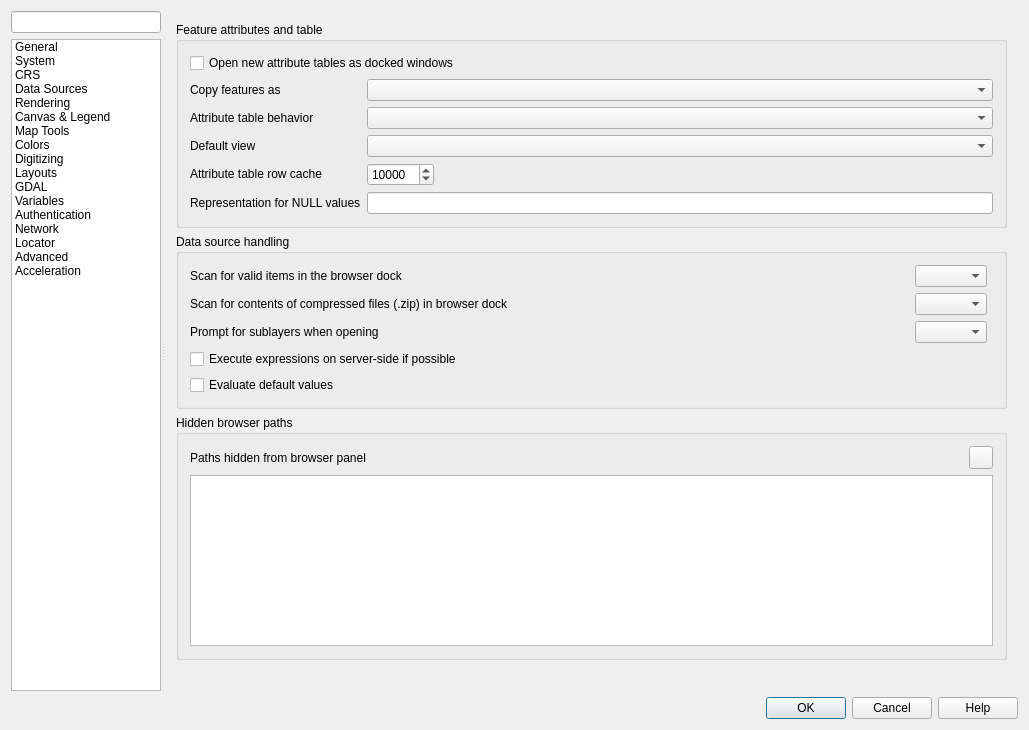
The window that src/ui/qgsoptionsbase.ui (qgis/QGIS) describes before a commit, drawn with Qt 5.
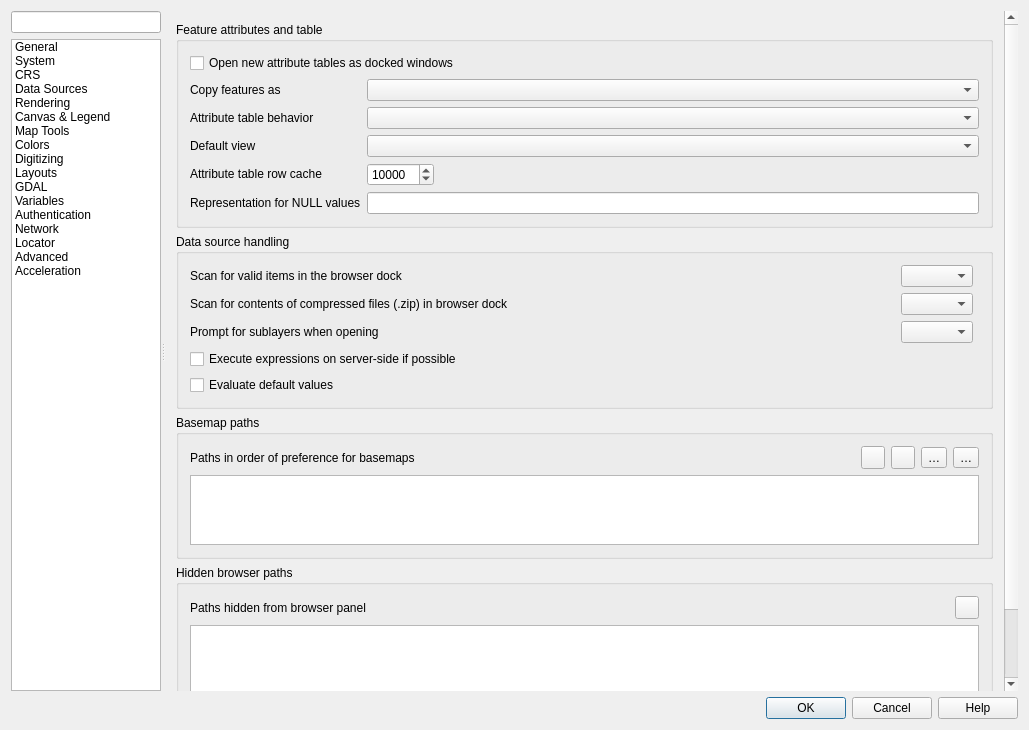
The same window after the commit. The open tabs and pages were chosen to show the change. Icons and pictures are not drawn. Custom widgets are drawn as their Qt base class.

Commit message: add UX to edit the basemap paths registry

```diff
--- a/src/ui/qgsoptionsbase.ui
+++ b/src/ui/qgsoptionsbase.ui
@@ -1858,8 +1858,8 @@
                <rect>
                 <x>0</x>
                 <y>0</y>
-                <width>499</width>
-                <height>615</height>
+                <width>848</width>
+                <height>816</height>
                </rect>
               </property>
               <layout class="QVBoxLayout" name="verticalLayout_27">
@@ -2058,6 +2058,101 @@
                  </layout>
                 </widget>
                </item>
+               <item>
+                <widget class="QgsCollapsibleGroupBox" name="groupBox_30">
+                 <property name="title">
+                  <string>Basemap paths</string>
+                 </property>
+                 <layout class="QGridLayout" name="gridLayout_34">
+                  <item row="0" column="0">
+                   <widget class="QLabel" name="label_9">
+                    <property name="text">
+                     <string>Paths in order of preference for basemaps</string>
+                    </property>
+                   </widget>
+                  </item>
+                  <item row="0" column="1">
+                   <spacer name="horizontalSpacer_19">
+                    <property name="orientation">
+                     <enum>Qt::Horizontal</enum>
+                    </property>
+                    <property name="sizeHint" stdset="0">
+                     <size>
+                      <width>40</width>
+                      <height>20</height>
+                     </size>
+                    </property>
+                   </spacer>
+                  </item>
+                  <item row="0" column="2">
+                   <widget class="QToolButton" name="mBasemapPathAddButton">
+                    <property name="toolTip">
+                     <string>Add URL to exclude</string>
+                    </property>
+                    <property name="text">
+                     <string/>
+                    </property>
+                    <property name="icon">
+                     <iconset resource="../../images/images.qrc">
+                      <normaloff>:/images/themes/default/symbologyAdd.svg</normaloff>:/images/themes/default/symbologyAdd.svg</iconset>
+                    </property>
+                   </widget>
+                  </item>
+                  <item row="0" column="3">
+                   <widget class="QToolButton" name="mBasemapPathRemoveButton">
+                    <property name="toolTip">
+                     <string>Remove selected URL</string>
+                    </property>
+                    <property name="text">
+                     <string/>
+                    </property>
+                    <property name="icon">
+                     <iconset resource="../../images/images.qrc">
+                      <normaloff>:/images/themes/default/symbologyRemove.svg</normaloff>:/images/themes/default/symbologyRemove.svg</iconset>
+                    </property>
+                   </widget>
+                  </item>
+                  <item row="0" column="4">
+                   <widget class="QToolButton" name="mBasemapPathUpButton">
+                    <property name="toolTip">
+                     <string>Raise selected path priority</string>
+                    </property>
+                    <property name="text">
+                     <string>…</string>
+                    </property>
+                    <property name="icon">
+                     <iconset resource="../../images/images.qrc">
+                      <normaloff>:/images/themes/default/mActionArrowUp.svg</normaloff>:/images/themes/default/mActionArrowUp.svg</iconset>
+                    </property>
+                   </widget>
+                  </item>
+                  <item row="0" column="5">
+                   <widget class="QToolButton" name="mBasemapPathDownButton">
+                    <property name="toolTip">
+                     <string>Lower selected path priority</string>
+                    </property>
+                    <property name="text">
+                     <string>…</string>
+                    </property>
+                    <property name="icon">
+                     <iconset resource="../../images/images.qrc">
+                      <normaloff>:/images/themes/default/mActionArrowDown.svg</normaloff>:/images/themes/default/mActionArrowDown.svg</iconset>
+                    </property>
+                   </widget>
+                  </item>
+                  <item row="1" column="0" colspan="6">
+                   <widget class="QListWidget" name="mBasemapPathListWidget">
+                    <property name="selectionMode">
+                     <enum>QAbstractItemView::MultiSelection</enum>
+                    </property>
+                    <property name="selectionBehavior">
+                     <enum>QAbstractItemView::SelectRows</enum>
+                    </property>
+                   </widget>
+                  </item>
+                 </layout>
+                </widget>
+               </item>
                <item>
                 <widget class="QgsCollapsibleGroupBox" name="groupBox_28">
                  <property name="title">
@@ -5598,17 +5693,17 @@
    <header>qgscollapsiblegroupbox.h</header>
    <container>1</container>
   </customwidget>
-  <customwidget>
-   <class>QgsColorButton</class>
-   <extends>QToolButton</extends>
-   <header>qgscolorbutton.h</header>
-   <container>1</container>
-  </customwidget>
   <customwidget>
    <class>QgsFilterLineEdit</class>
    <extends>QLineEdit</extends>
    <header>qgsfilterlineedit.h</header>
   </customwidget>
+  <customwidget>
+   <class>QgsColorButton</class>
+   <extends>QToolButton</extends>
+   <header>qgscolorbutton.h</header>
+   <container>1</container>
+  </customwidget>
   <customwidget>
    <class>QgsProjectionSelectionWidget</class>
    <extends>QWidget</extends>
```
Left out of the diff: 77 changed lines with no effect on the pictures. The commit also changes 5 other files.
